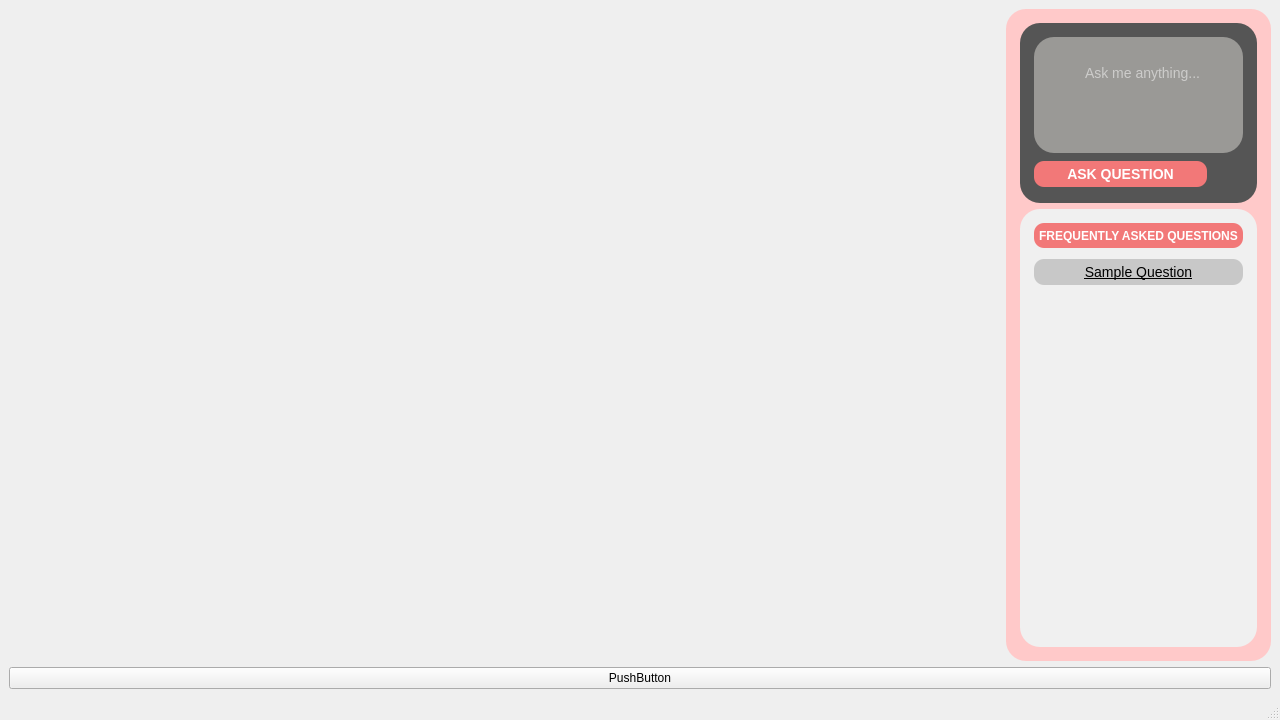
This is assets/UI/MainPage.ui in AlexShem247/wise-browse as Qt 5 draws it before an edit. The edited form follows.
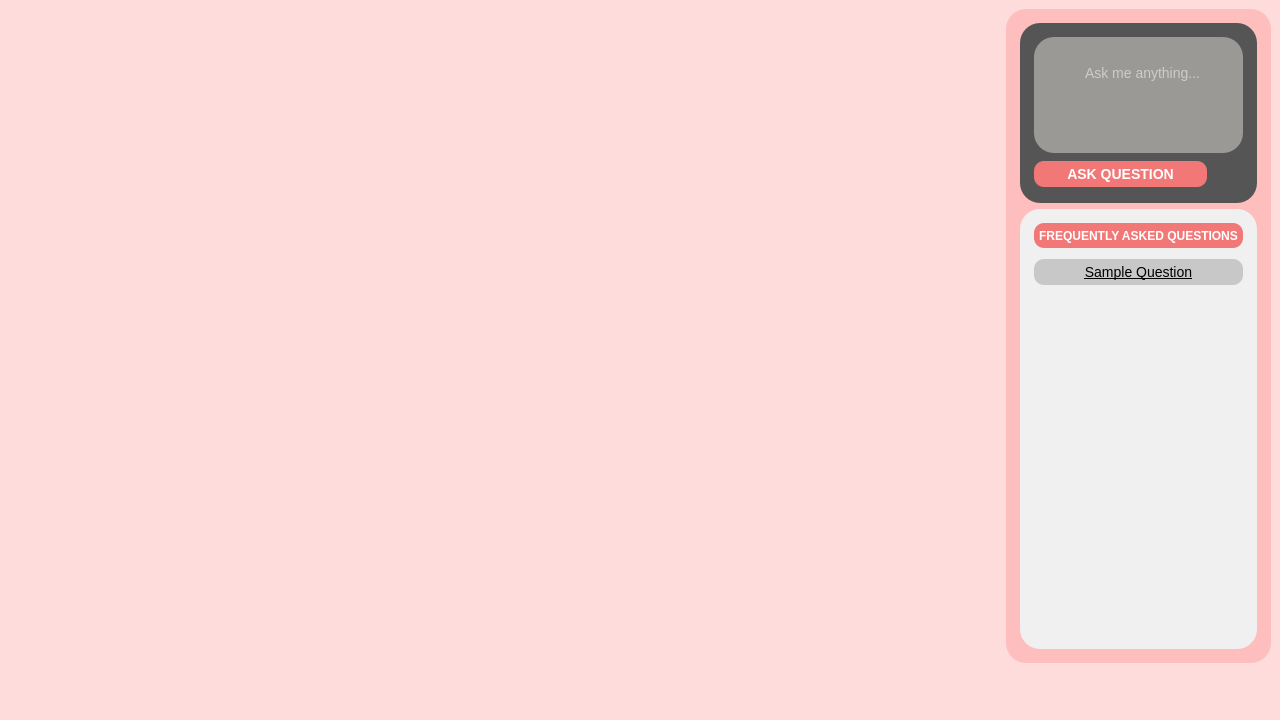
This is the edited form.

Commit message: [as7322] WebBrowser.py: Added menu bar on bottom

What changed in the file:
```diff
--- a/assets/UI/MainPage.ui
+++ b/assets/UI/MainPage.ui
@@ -13,6 +13,9 @@
   <property name="windowTitle">
    <string>MainWindow</string>
   </property>
+  <property name="styleSheet">
+   <string notr="true">background-color:rgb(255, 220, 220);</string>
+  </property>
   <widget class="QWidget" name="centralwidget">
    <layout class="QVBoxLayout" name="verticalLayout">
     <item>
@@ -25,7 +28,7 @@
         <item>
          <widget class="QFrame" name="aiMenu">
           <property name="styleSheet">
-           <string notr="true">background-color:rgb(255, 201, 201);
+           <string notr="true">background-color:rgb(255, 190, 190);
 border-radius: 20px;    
 padding:5px;</string>
           </property>
@@ -294,13 +297,48 @@
         </item>
        </layout>
       </item>
+     </layout>
+    </item>
+    <item>
+     <layout class="QHBoxLayout" name="menuLayout">
       <item>
-       <widget class="QPushButton" name="pushButton">
+       <spacer name="horizontalSpacer">
+        <property name="orientation">
+         <enum>Qt::Horizontal</enum>
+        </property>
+        <property name="sizeHint" stdset="0">
+         <size>
+          <width>40</width>
+          <height>20</height>
+         </size>
+        </property>
+       </spacer>
+      </item>
+      <item>
+       <widget class="QLabel" name="menuInternetIcon">
+        <property name="styleSheet">
+         <string notr="true"> border: none;
+  border-radius: 15px; 
+  background-color: transparent;</string>
+        </property>
         <property name="text">
-         <string>PushButton</string>
+         <string/>
         </property>
        </widget>
       </item>
+      <item>
+       <spacer name="horizontalSpacer_2">
+        <property name="orientation">
+         <enum>Qt::Horizontal</enum>
+        </property>
+        <property name="sizeHint" stdset="0">
+         <size>
+          <width>40</width>
+          <height>20</height>
+         </size>
+        </property>
+       </spacer>
+      </item>
      </layout>
     </item>
    </layout>
```
The commit also changes 1 other file.
